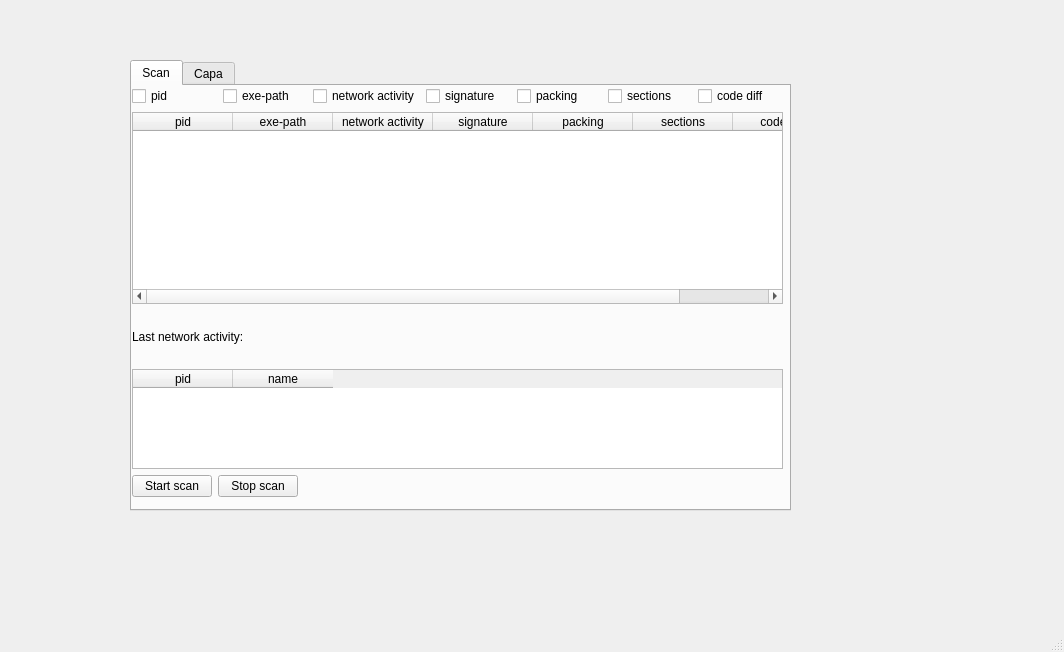
The window that gui/main_window.ui (maximss635/SPBPU-MSPZA) describes before a commit, drawn with Qt 5.
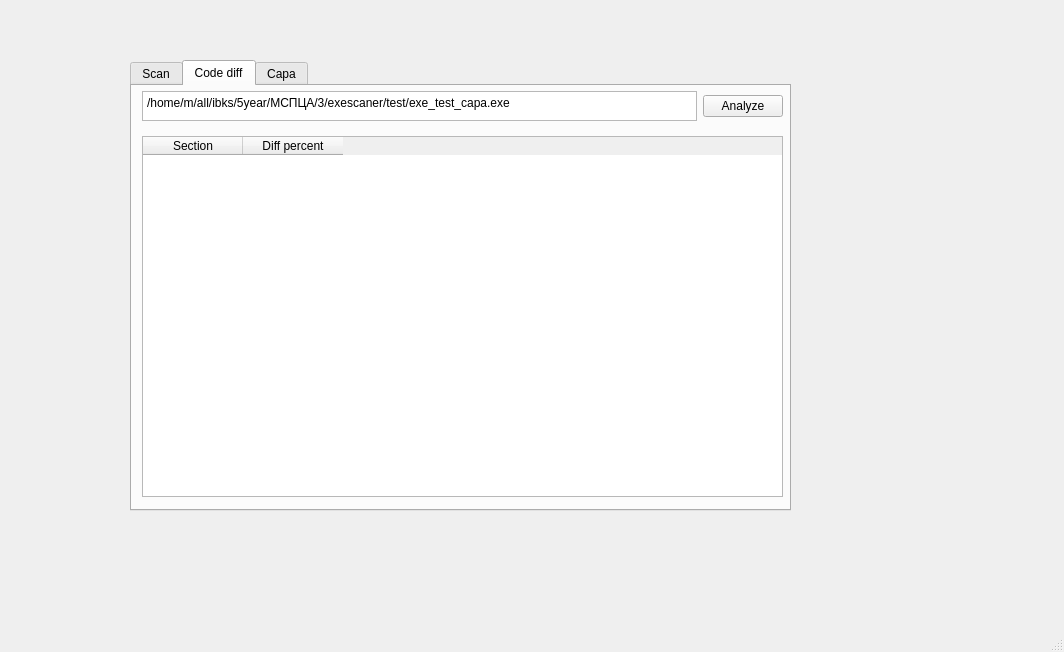
The same window after the commit. The open tabs and pages were chosen to show the change.

```diff
--- a/gui/main_window.ui
+++ b/gui/main_window.ui
@@ -84,13 +84,6 @@
            </property>
           </widget>
          </item>
-         <item>
-          <widget class="QCheckBox" name="checkBox_sections_2">
-           <property name="text">
-            <string>code diff</string>
-           </property>
-          </widget>
-         </item>
         </layout>
        </item>
        <item>
@@ -125,43 +118,10 @@
            <string>sections</string>
           </property>
          </column>
-         <column>
-          <property name="text">
-           <string>code diff</string>
-          </property>
-         </column>
         </widget>
        </item>
        <item>
-        <layout class="QVBoxLayout" name="verticalLayout">
-         <item>
-          <widget class="QLabel" name="label">
-           <property name="text">
-            <string>Last network activity:</string>
-           </property>
-          </widget>
-         </item>
-         <item>
-          <widget class="QTableWidget" name="table_network_activity">
-           <property name="maximumSize">
-            <size>
-             <width>16777215</width>
-             <height>100</height>
-            </size>
-           </property>
-           <column>
-            <property name="text">
-             <string>pid</string>
-            </property>
-           </column>
-           <column>
-            <property name="text">
-             <string>name</string>
-            </property>
-           </column>
-          </widget>
-         </item>
-        </layout>
+        <layout class="QVBoxLayout" name="verticalLayout"/>
        </item>
        <item>
         <layout class="QHBoxLayout" name="horizontalLayout_2">
@@ -197,6 +157,70 @@
       </layout>
      </widget>
     </widget>
+    <widget class="QWidget" name="tab_2">
+     <attribute name="title">
+      <string>Code diff</string>
+     </attribute>
+     <widget class="QWidget" name="layoutWidget_2">
+      <property name="geometry">
+       <rect>
+        <x>10</x>
+        <y>0</y>
+        <width>641</width>
+        <height>41</height>
+       </rect>
+      </property>
+      <layout class="QHBoxLayout" name="horizontalLayout_8">
+       <item>
+        <widget class="QTextEdit" name="textEdit_2">
+         <property name="maximumSize">
+          <size>
+           <width>16777215</width>
+           <height>30</height>
+          </size>
+         </property>
+         <property name="html">
+          <string>&lt;!DOCTYPE HTML PUBLIC &quot;-//W3C//DTD HTML 4.0//EN&quot; &quot;http://www.w3.org/TR/REC-html40/strict.dtd&quot;&gt;
+&lt;html&gt;&lt;head&gt;&lt;meta name=&quot;qrichtext&quot; content=&quot;1&quot; /&gt;&lt;meta charset=&quot;utf-8&quot; /&gt;&lt;style type=&quot;text/css&quot;&gt;
+p, li { white-space: pre-wrap; }
+hr { height: 1px; border-width: 0; }
+li.unchecked::marker { content: &quot;\2610&quot;; }
+li.checked::marker { content: &quot;\2612&quot;; }
+&lt;/style&gt;&lt;/head&gt;&lt;body style=&quot; font-family:'Sans Serif'; font-size:9pt; font-weight:400; font-style:normal;&quot;&gt;
+&lt;p style=&quot; margin-top:0px; margin-bottom:0px; margin-left:0px; margin-right:0px; -qt-block-indent:0; text-indent:0px;&quot;&gt;/home/m/all/ibks/5year/МСПЦА/3/exescaner/test/exe_test_capa.exe&lt;/p&gt;&lt;/body&gt;&lt;/html&gt;</string>
+         </property>
+        </widget>
+       </item>
+       <item>
+        <widget class="QPushButton" name="button_capa_analyze_2">
+         <property name="text">
+          <string>Analyze</string>
+         </property>
+        </widget>
+       </item>
+      </layout>
+     </widget>
+     <widget class="QTableWidget" name="table_codediff">
+      <property name="geometry">
+       <rect>
+        <x>10</x>
+        <y>50</y>
+        <width>641</width>
+        <height>361</height>
+       </rect>
+      </property>
+      <column>
+       <property name="text">
+        <string>Section</string>
+       </property>
+      </column>
+      <column>
+       <property name="text">
+        <string>Diff percent</string>
+       </property>
+      </column>
+     </widget>
+    </widget>
     <widget class="QWidget" name="tab_3">
      <attribute name="title">
       <string>Capa</string>
```
Left out of the diff: 16 changed lines with no effect on the pictures.
